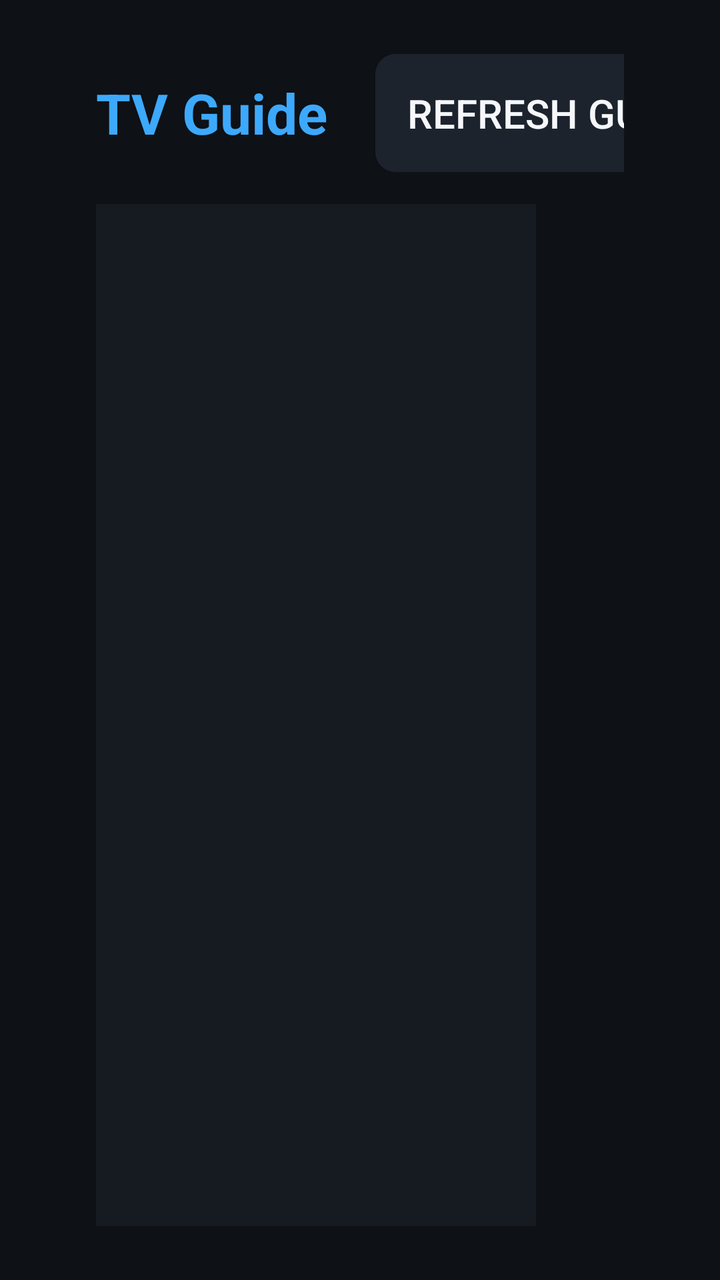
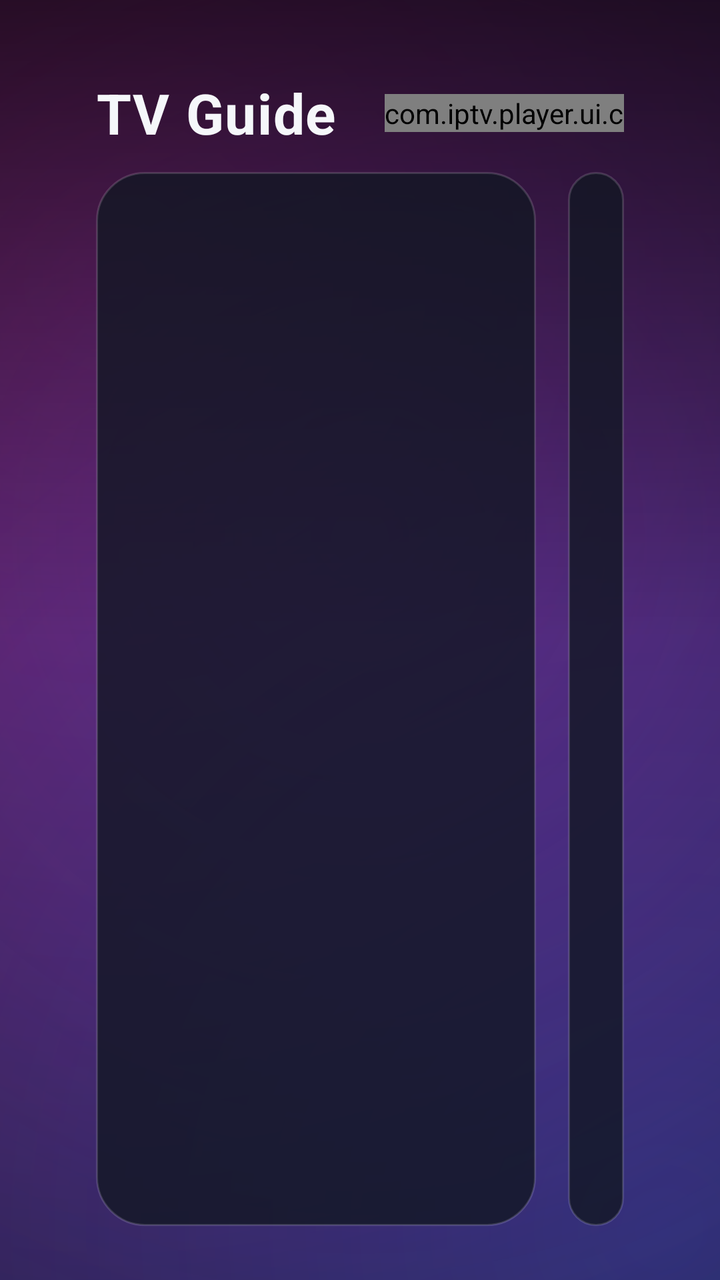

The first picture is an Android layout as it rendered before a commit; the second is the same layout after the commit. The layout source and the unified diff follow.
<!-- AndroidManifest.xml: application theme Theme.IptvPlayer -->
<!-- res/layout/activity_guide.xml -->
<?xml version="1.0" encoding="utf-8"?>
<androidx.constraintlayout.widget.ConstraintLayout
    xmlns:android="http://schemas.android.com/apk/res/android"
    xmlns:app="http://schemas.android.com/apk/res-auto"
    android:layout_width="match_parent"
    android:layout_height="match_parent"
    android:background="@color/bg_root"
    android:paddingHorizontal="@dimen/safe_area_h"
    android:paddingVertical="@dimen/safe_area_v">

    
    <LinearLayout
        android:id="@+id/topBar"
        android:layout_width="0dp"
        android:layout_height="wrap_content"
        android:orientation="horizontal"
        android:gravity="center_vertical"
        app:layout_constraintStart_toStartOf="parent"
        app:layout_constraintEnd_toEndOf="parent"
        app:layout_constraintTop_toTopOf="parent">

        <TextView
            android:layout_width="wrap_content"
            android:layout_height="wrap_content"
            android:text="@string/guide_title"
            android:textColor="@color/accent"
            android:textSize="@dimen/text_title"
            android:textStyle="bold" />

        <TextView
            android:id="@+id/nowIndicator"
            android:layout_width="0dp"
            android:layout_height="wrap_content"
            android:layout_weight="1"
            android:layout_marginStart="@dimen/space_l"
            android:textColor="@color/text_secondary"
            android:textSize="@dimen/text_body" />

        <ProgressBar
            android:id="@+id/refreshProgress"
            android:layout_width="wrap_content"
            android:layout_height="wrap_content"
            android:layout_marginEnd="@dimen/space_m"
            android:visibility="gone" />

        <Button
            android:id="@+id/btnRefresh"
            style="@style/Widget.Iptv.Button"
            android:layout_width="wrap_content"
            android:layout_height="wrap_content"
            android:text="@string/guide_refresh" />
    </LinearLayout>

    
    <androidx.recyclerview.widget.RecyclerView
        android:id="@+id/channelList"
        android:layout_width="@dimen/epg_channel_col"
        android:layout_height="0dp"
        android:layout_marginTop="@dimen/space_m"
        android:background="@drawable/bg_panel"
        android:padding="@dimen/space_s"
        android:clipToPadding="false"
        app:layout_constraintStart_toStartOf="parent"
        app:layout_constraintTop_toBottomOf="@id/topBar"
        app:layout_constraintBottom_toBottomOf="parent" />

    
    <LinearLayout
        android:id="@+id/timelinePanel"
        android:layout_width="0dp"
        android:layout_height="0dp"
        android:orientation="vertical"
        android:layout_marginStart="@dimen/space_m"
        android:layout_marginTop="@dimen/space_m"
        app:layout_constraintStart_toEndOf="@id/channelList"
        app:layout_constraintEnd_toEndOf="parent"
        app:layout_constraintTop_toBottomOf="@id/topBar"
        app:layout_constraintBottom_toBottomOf="parent">

        <TextView
            android:id="@+id/focusedChannelName"
            android:layout_width="match_parent"
            android:layout_height="wrap_content"
            android:textColor="@color/text_primary"
            android:textSize="@dimen/text_title"
            android:textStyle="bold"
            android:maxLines="1"
            android:ellipsize="end"
            android:layout_marginBottom="@dimen/space_s" />

        <FrameLayout
            android:layout_width="match_parent"
            android:layout_height="@dimen/epg_row_height">

            <androidx.recyclerview.widget.RecyclerView
                android:id="@+id/programList"
                android:layout_width="match_parent"
                android:layout_height="match_parent"
                android:clipToPadding="false" />

            <TextView
                android:id="@+id/emptyGuide"
                android:layout_width="wrap_content"
                android:layout_height="wrap_content"
                android:layout_gravity="center_vertical|start"
                android:text="@string/guide_no_data"
                android:textColor="@color/text_secondary"
                android:textSize="@dimen/text_body"
                android:visibility="gone" />
        </FrameLayout>
    </LinearLayout>
</androidx.constraintlayout.widget.ConstraintLayout>
<!-- resources referenced by this layout -->
<resources>
  <color name="accent">#3DA9FC</color>
  <color name="bg_root">#0E1116</color>
  <color name="text_primary">#F5F7FA</color>
  <color name="text_secondary">#9AA7B4</color>
  <dimen name="epg_channel_col">220dp</dimen>
  <dimen name="epg_row_height">64dp</dimen>
  <dimen name="safe_area_h">48dp</dimen>
  <dimen name="safe_area_v">27dp</dimen>
  <dimen name="space_l">24dp</dimen>
  <dimen name="space_m">16dp</dimen>
  <dimen name="space_s">8dp</dimen>
  <dimen name="text_body">20sp</dimen>
  <dimen name="text_title">28sp</dimen>
  <!-- drawable bg_panel (drawable) -->
  <?xml version="1.0" encoding="utf-8"?>
  <shape xmlns:android="http://schemas.android.com/apk/res/android" android:shape="rectangle">
      <solid android:color="@color/bg_panel" />
  </shape>
  <string name="guide_no_data">No guide data for this channel.</string>
  <string name="guide_refresh">Refresh guide</string>
  <string name="guide_title">TV Guide</string>
  <style name="Widget.Iptv.Button" parent="Widget.AppCompat.Button">
          <item name="android:background">@drawable/bg_button</item>
          <item name="android:textColor">@color/text_primary</item>
          <item name="android:textSize">@dimen/text_body</item>
          <item name="android:padding">@dimen/space_m</item>
          <item name="android:focusable">true</item>
      </style>
  <color name="bg_panel">#161B22</color>
  <dimen name="card_radius">10dp</dimen>
  <dimen name="focus_stroke">2dp</dimen>
  <color name="accent_dim">#1E5F8C</color>
  <color name="bg_card">#1C232D</color>
  <!-- unchanged entries left out for length: 2 -->
</resources>

<!-- the commit's change to res/layout/activity_guide.xml (unified diff, before → after) -->
@@ -4,7 +4,7 @@
     xmlns:app="http://schemas.android.com/apk/res-auto"
     android:layout_width="match_parent"
     android:layout_height="match_parent"
-    android:background="@color/bg_root"
+    android:background="@drawable/bg_login_aurora"
     android:paddingHorizontal="@dimen/safe_area_h"
     android:paddingVertical="@dimen/safe_area_v">
 
@@ -15,6 +15,7 @@
         android:layout_height="wrap_content"
         android:orientation="horizontal"
         android:gravity="center_vertical"
+        android:layout_marginBottom="@dimen/space_m"
         app:layout_constraintStart_toStartOf="parent"
         app:layout_constraintEnd_toEndOf="parent"
         app:layout_constraintTop_toTopOf="parent">
@@ -23,9 +24,10 @@
             android:layout_width="wrap_content"
             android:layout_height="wrap_content"
             android:text="@string/guide_title"
-            android:textColor="@color/accent"
+            android:textColor="@color/text_primary"
             android:textSize="@dimen/text_title"
-            android:textStyle="bold" />
+            android:textStyle="bold"
+            android:letterSpacing="0.02" />
 
         <TextView
             android:id="@+id/nowIndicator"
@@ -35,6 +37,23 @@
             android:layout_marginStart="@dimen/space_l"
             android:textColor="@color/text_secondary"
             android:textSize="@dimen/text_body" />
+
+        <com.iptv.player.ui.common.ClockView
+            android:id="@+id/clock"
+            android:layout_width="wrap_content"
+            android:layout_height="wrap_content"
+            android:textColor="@color/text_primary"
+            android:textSize="@dimen/text_title"
+            android:textStyle="bold" />
+
+        <TextView
+            android:id="@+id/dateText"
+            android:layout_width="wrap_content"
+            android:layout_height="wrap_content"
+            android:textColor="@color/text_secondary"
+            android:textSize="@dimen/text_body"
+            android:layout_marginStart="@dimen/space_m"
+            android:layout_marginEnd="@dimen/space_l" />
 
         <ProgressBar
             android:id="@+id/refreshProgress"
@@ -56,9 +75,8 @@
         android:id="@+id/channelList"
         android:layout_width="@dimen/epg_channel_col"
         android:layout_height="0dp"
-        android:layout_marginTop="@dimen/space_m"
-        android:background="@drawable/bg_panel"
-        android:padding="@dimen/space_s"
+        android:background="@drawable/bg_glass_card"
+        android:padding="@dimen/space_m"
         android:clipToPadding="false"
         app:layout_constraintStart_toStartOf="parent"
         app:layout_constraintTop_toBottomOf="@id/topBar"
@@ -71,7 +89,8 @@
         android:layout_height="0dp"
         android:orientation="vertical"
         android:layout_marginStart="@dimen/space_m"
-        android:layout_marginTop="@dimen/space_m"
+        android:background="@drawable/bg_glass_card"
+        android:padding="@dimen/space_m"
         app:layout_constraintStart_toEndOf="@id/channelList"
         app:layout_constraintEnd_toEndOf="parent"
         app:layout_constraintTop_toBottomOf="@id/topBar"
@@ -86,7 +105,7 @@
             android:textStyle="bold"
             android:maxLines="1"
             android:ellipsize="end"
-            android:layout_marginBottom="@dimen/space_s" />
+            android:layout_marginBottom="@dimen/space_m" />
 
         <FrameLayout
             android:layout_width="match_parent"
<!-- resource entries referenced after the edit -->
@@ -10,14 +10,66 @@
   <dimen name="safe_area_v">27dp</dimen>
   <dimen name="space_l">24dp</dimen>
   <dimen name="space_m">16dp</dimen>
-  <dimen name="space_s">8dp</dimen>
   <dimen name="text_body">20sp</dimen>
   <dimen name="text_title">28sp</dimen>
-  <!-- drawable bg_panel (drawable) -->
+  <!-- drawable bg_glass_card (drawable) -->
   <?xml version="1.0" encoding="utf-8"?>
   <shape xmlns:android="http://schemas.android.com/apk/res/android" android:shape="rectangle">
-      <solid android:color="@color/bg_panel" />
+      <solid android:color="@color/glass_card" />
+      <corners android:radius="24dp" />
+      <stroke android:width="1dp" android:color="@color/glass_stroke" />
   </shape>
+  <!-- drawable bg_login_aurora (drawable) -->
+  <?xml version="1.0" encoding="utf-8"?>
+  <layer-list xmlns:android="http://schemas.android.com/apk/res/android">
+      <item>
+          <shape android:shape="rectangle">
+              <solid android:color="@color/brand_cinematic" />
+          </shape>
+      </item>
+      <item>
+          <shape android:shape="rectangle">
+              <gradient
+                  android:type="radial"
+                  android:centerX="0.16"
+                  android:centerY="0.22"
+                  android:gradientRadius="760dp"
+                  android:startColor="#73FF2E9A"
+                  android:endColor="#00FF2E9A" />
+          </shape>
+      </item>
+      <item>
+          <shape android:shape="rectangle">
+              <gradient
+                  android:type="radial"
+                  android:centerX="0.92"
+                  android:centerY="0.96"
+                  android:gradientRadius="860dp"
+                  android:startColor="#5E3A6BFF"
+                  android:endColor="#003A6BFF" />
+          </shape>
+      </item>
+      <item>
+          <shape android:shape="rectangle">
+              <gradient
+                  android:type="radial"
+                  android:centerX="0.5"
+                  android:centerY="0.42"
+                  android:gradientRadius="520dp"
+                  android:startColor="#357B2FF7"
+                  android:endColor="#007B2FF7" />
+          </shape>
+      </item>
+      <item>
+          <shape android:shape="rectangle">
+              <gradient
+                  android:angle="90"
+                  android:startColor="#00000000"
+                  android:centerColor="#00000000"
+                  android:endColor="#99000000" />
+          </shape>
+      </item>
+  </layer-list>
   <string name="guide_no_data">No guide data for this channel.</string>
   <string name="guide_refresh">Refresh guide</string>
   <string name="guide_title">TV Guide</string>
@@ -28,7 +80,9 @@
           <item name="android:padding">@dimen/space_m</item>
           <item name="android:focusable">true</item>
       </style>
-  <color name="bg_panel">#161B22</color>
+  <color name="glass_card">#CC121723</color>
+  <color name="glass_stroke">#26FFFFFF</color>
+  <color name="brand_cinematic">#07090F</color>
   <dimen name="card_radius">10dp</dimen>
   <dimen name="focus_stroke">2dp</dimen>
   <color name="accent_dim">#1E5F8C</color>
